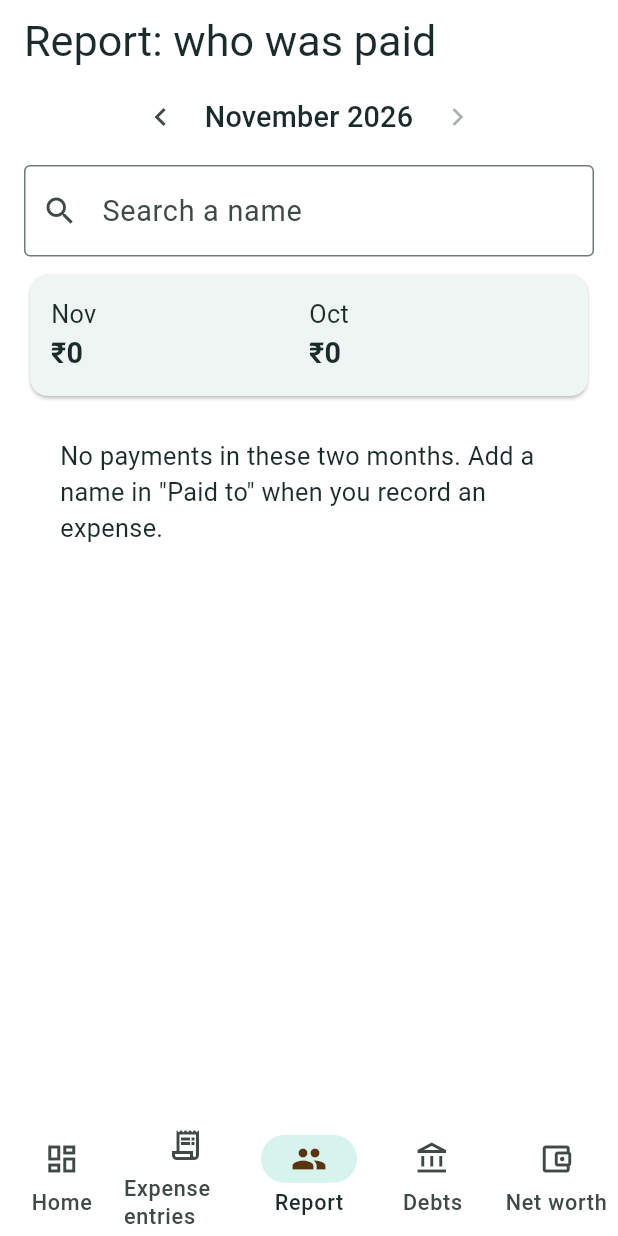
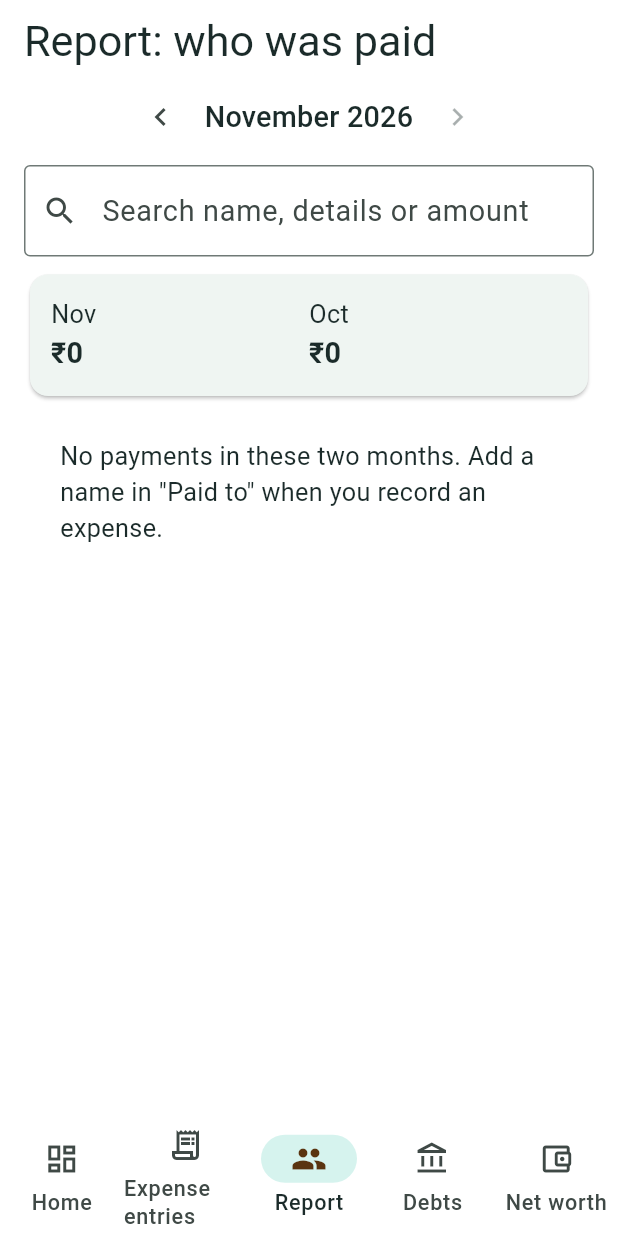
Before and after one commit to tanmaygarg1809/pocket-ledger, a Flutter app: the screen it shows after launch, item 3 of the bottom bar chosen, on a phone screen of 412 x 824 dp. Run offline on Flutter 3.47's test engine with Material 3 defaults, Android fonts, the phone set to English and light mode, and no system bars; our stand-ins replace cloud_firestore, file_picker, firebase_auth, firebase_core, fl_chart, flutter_local_notifications and 5 more; missing offline and left inert: encrypt, excel; accounts and stored records are empty.

Commit message:
Report: search by name, details, amount
Co-Authored-By: Claude Sonnet 5.5 <noreply@anthropic.com>
Claude-Session: https://claude.ai/code/session_01SU4m9DnN7A2E2FJQ1TPPQD

```diff
--- a/lib/screens/paid_to.dart
+++ b/lib/screens/paid_to.dart
@@ -48,10 +48,22 @@ class _PaidToScreenState extends State<PaidToScreen> {
           }
           if (r.last == null || t.date.isAfter(r.last!.date)) r.last = t;
         }
-        final q = _q.trim().toLowerCase();
+        final q = _q.trim().toLowerCase().replaceAll(',', '');
+        final hits = q.isEmpty
+            ? <Txn>[]
+            : (store.all.where((t) {
+                if (t.type != TxType.expense) return false;
+                final amt = t.amount == t.amount.roundToDouble()
+                    ? t.amount.round().toString()
+                    : t.amount.toStringAsFixed(2);
+                return t.payee.toLowerCase().contains(q) ||
+                    t.note.toLowerCase().contains(q) ||
+                    t.category.toLowerCase().contains(q) ||
+                    amt.contains(q);
+              }).toList()
+              ..sort((a, b) => b.date.compareTo(a.date)));
         final list = rows.values
-            .where((r) => (r.thisM != 0 || r.lastM != 0 || q.isNotEmpty) &&
-                (q.isEmpty || r.name.toLowerCase().contains(q)))
+            .where((r) => r.thisM != 0 || r.lastM != 0)
             .toList()
           ..sort((a, b) => (b.thisM + b.lastM).compareTo(a.thisM + a.lastM));
         final totalThis = list.fold(0.0, (a, r) => a + r.thisM);
@@ -66,7 +78,7 @@ class _PaidToScreenState extends State<PaidToScreen> {
             const SizedBox(height: 8),
             TextField(
               decoration: const InputDecoration(
-                  prefixIcon: Icon(Icons.search), hintText: 'Search a name', border: OutlineInputBorder()),
+                  prefixIcon: Icon(Icons.search), hintText: 'Search name, details or amount', border: OutlineInputBorder()),
               onChanged: (v) => setState(() => _q = v),
             ),
             const SizedBox(height: 8),
@@ -89,11 +101,33 @@ class _PaidToScreenState extends State<PaidToScreen> {
                 ]),
               ),
             ),
-            if (list.isEmpty)
+            if (q.isNotEmpty) ...[
+              Padding(
+                padding: const EdgeInsets.symmetric(vertical: 8),
+                child: Text(
+                    hits.isEmpty
+                        ? 'Nothing found.'
+                        : '${hits.length} found, total ${store.money(hits.fold(0.0, (a, t) => a + t.amount))}',
+                    style: Theme.of(context).textTheme.titleMedium),
+              ),
+              for (final t in hits.take(200))
+                Card(
+                  child: ListTile(
+                    title: Text('${_who(t)}  ${store.money(t.amount)}',
+                        style: const TextStyle(fontWeight: FontWeight.w600)),
+                    subtitle: Text(
+                        '${DateFormat('EEE d MMM yyyy').format(t.date)}${t.note.isNotEmpty ? '\n${t.note}' : ''}'),
+                    isThreeLine: t.note.isNotEmpty,
+                    onTap: () => Navigator.of(context)
+                        .push(MaterialPageRoute(builder: (_) => AddTxnScreen(store: store, existing: t))),
+                  ),
+                ),
+            ] else if (list.isEmpty)
               const Padding(
                   padding: EdgeInsets.all(24),
                   child: Text('No payments in these two months. Add a name in "Paid to" when you record an expense.')),
-            for (final r in list)
+            if (q.isEmpty)
+             for (final r in list)
               Card(
                 child: ListTile(
                   title: Text(r.name, style: const TextStyle(fontWeight: FontWeight.w600)),
```
